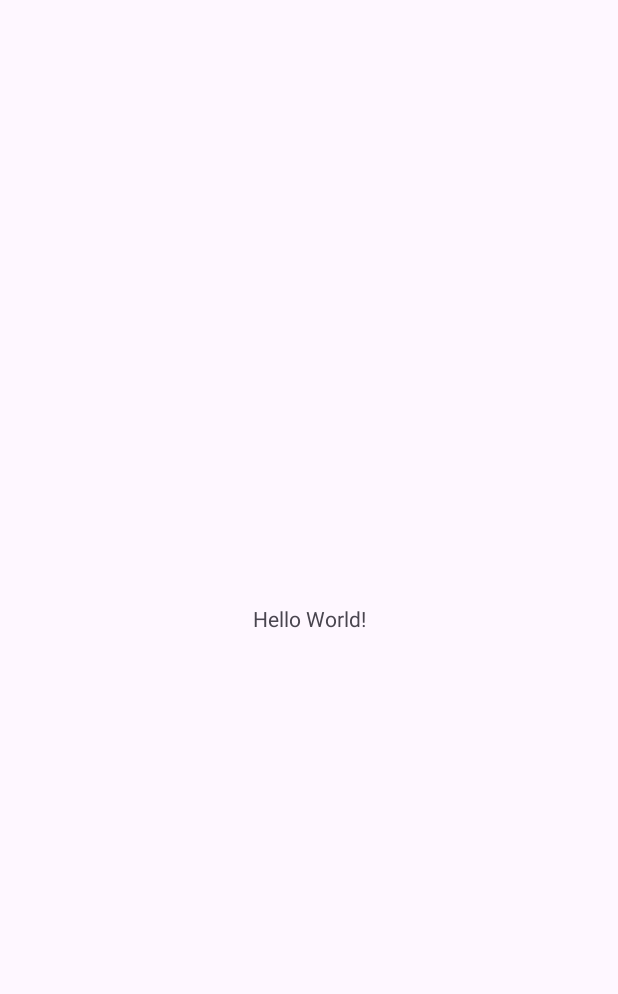
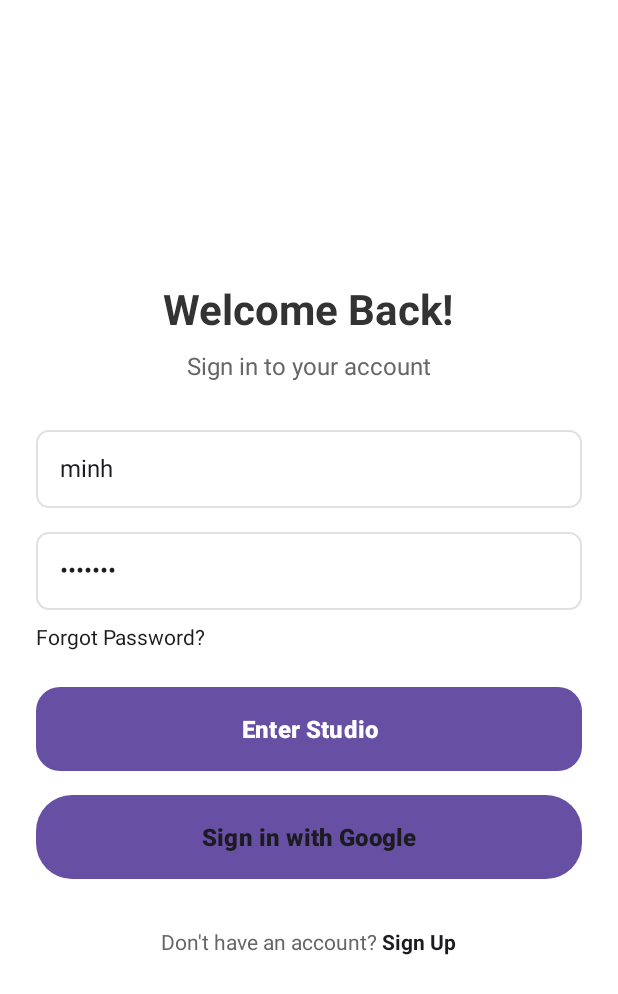
Before and after one commit to duc2292003-ops/8066819Assignment2, an Android app: the screen it shows after launch (MainActivity before the commit, LoginActivity after it), on a phone screen of 412 x 824 dp. Before the commit the part shown is almost empty. Shown: the top 994 px of the screen. Run offline under Robolectric (Android 15) with nearby library versions, the phone set to English and light mode, and no system bars; our stand-ins replace Dagger/Hilt's generated code.

Commit message:
feat: build login feature

```diff
--- /dev/null
+++ b/app/src/main/java/com/example/s8066819assignment2/LoginActivity.kt
@@ -0,0 +1,56 @@
+package com.example.s8066819assignment2
+
+import android.content.Intent
+import android.os.Bundle
+import android.widget.Button
+import android.widget.EditText
+import android.widget.Toast
+import androidx.activity.viewModels
+import androidx.appcompat.app.AppCompatActivity
+import com.example.s8066819assignment2.viewmodel.LoginViewModel
+import dagger.hilt.android.AndroidEntryPoint
+
+@AndroidEntryPoint
+class LoginActivity : AppCompatActivity() {
+
+    private val viewModel: LoginViewModel by viewModels()
+
+    override fun onCreate(savedInstanceState: Bundle?) {
+        super.onCreate(savedInstanceState)
+        setContentView(R.layout.s8066819_login)
+
+        val etUsername = findViewById<EditText>(R.id.etUsername)
+        val etPassword = findViewById<EditText>(R.id.etPassword)
+        val btnLogin = findViewById<Button>(R.id.btnLogin)
+
+        // Set giá trị mặc định
+        etUsername.setText("minh")
+        etPassword.setText("8066819")
+
+        btnLogin.setOnClickListener {
+            val username = etUsername.text.toString().trim()
+            val password = etPassword.text.toString().trim()
+
+            if (username.isEmpty() || password.isEmpty()) {
+                Toast.makeText(this, "Please enter full information", Toast.LENGTH_SHORT).show()
+                return@setOnClickListener
+            }
+
+            viewModel.login(username, password)
+        }
+
+        // Lắng nghe kết quả login
+        viewModel.loginResult.observe(this) { result ->
+            result.onSuccess { keypass ->
+                Toast.makeText(this, "Login Successfully!", Toast.LENGTH_SHORT).show()
+                val intent = Intent(this, DashboardActivity::class.java)
+                intent.putExtra("keypass", keypass)
+                startActivity(intent)
+                finish()
+            }
+            result.onFailure { exception ->
+                Toast.makeText(this, "Error: ${exception.message}", Toast.LENGTH_LONG).show()
+            }
+        }
+    }
+}
--- /dev/null
+++ b/app/src/main/java/com/example/s8066819assignment2/MyApp.kt
@@ -0,0 +1,7 @@
+package com.example.s8066819assignment2
+
+import android.app.Application
+import dagger.hilt.android.HiltAndroidApp
+
+@HiltAndroidApp
+class MyApp : Application()
--- /dev/null
+++ b/app/src/main/java/com/example/s8066819assignment2/di/AppModule.kt
@@ -0,0 +1,30 @@
+package com.example.s8066819assignment2.di
+
+import com.example.s8066819assignment2.network.ApiService
+import dagger.Module
+import dagger.Provides
+import dagger.hilt.InstallIn
+import dagger.hilt.components.SingletonComponent
+import retrofit2.Retrofit
+import retrofit2.converter.gson.GsonConverterFactory
+import javax.inject.Singleton
+
+@Module
+@InstallIn(SingletonComponent::class)
+object AppModule {
+
+    @Provides
+    @Singleton
+    fun provideRetrofit(): Retrofit {
+        return Retrofit.Builder()
+            .baseUrl("https://nit3213api.onrender.com/")
+            .addConverterFactory(GsonConverterFactory.create())
+            .build()
+    }
+
+    @Provides
+    @Singleton
+    fun provideApiService(retrofit: Retrofit): ApiService {
+        return retrofit.create(ApiService::class.java)
+    }
+}
--- /dev/null
+++ b/app/src/main/java/com/example/s8066819assignment2/model/DashboardResponse.kt
@@ -0,0 +1,6 @@
+package com.example.s8066819assignment2.model
+
+data class DashboardResponse(
+    val entities: List<Entity>,
+    val entityTotal: Int
+)
--- /dev/null
+++ b/app/src/main/java/com/example/s8066819assignment2/model/LoginRequest.kt
@@ -0,0 +1,6 @@
+package com.example.s8066819assignment2.model
+
+data class LoginRequest(
+    val username: String,
+    val password: String
+)
--- /dev/null
+++ b/app/src/main/java/com/example/s8066819assignment2/model/LoginResponse.kt
@@ -0,0 +1,5 @@
+package com.example.s8066819assignment2.model
+
+data class LoginResponse(
+    val keypass: String
+)
--- /dev/null
+++ b/app/src/main/java/com/example/s8066819assignment2/network/ApiService.kt
@@ -0,0 +1,12 @@
+package com.example.s8066819assignment2.network
+
+import com.example.s8066819assignment2.model.*
+import retrofit2.http.*
+
+interface ApiService {
+    @POST("sydney/auth")
+    suspend fun login(@Body request: LoginRequest): LoginResponse
+
+    @GET("dashboard/{keypass}")
+    suspend fun getDashboard(@Path("keypass") keypass: String): DashboardResponse
+}
--- /dev/null
+++ b/app/src/main/java/com/example/s8066819assignment2/viewmodel/LoginViewModel.kt
@@ -0,0 +1,29 @@
+package com.example.s8066819assignment2.viewmodel
+
+import androidx.lifecycle.MutableLiveData
+import androidx.lifecycle.ViewModel
+import androidx.lifecycle.viewModelScope
+import com.example.s8066819assignment2.model.LoginRequest
+import com.example.s8066819assignment2.network.ApiService
+import dagger.hilt.android.lifecycle.HiltViewModel
+import kotlinx.coroutines.launch
+import javax.inject.Inject
+
+@HiltViewModel
+class LoginViewModel @Inject constructor(
+    private val apiService: ApiService
+) : ViewModel() {
+
+    val loginResult = MutableLiveData<Result<String>>()
+
+    fun login(username: String, password: String) {
+        viewModelScope.launch {
+            try {
+                val response = apiService.login(LoginRequest(username, password))
+                loginResult.postValue(Result.success(response.keypass))
+            } catch (e: Exception) {
+                loginResult.postValue(Result.failure(e))
+            }
+        }
+    }
+}
--- /dev/null
+++ b/app/src/main/res/drawable/button_background.xml
@@ -0,0 +1,6 @@
+<?xml version="1.0" encoding="utf-8"?>
+<shape xmlns:android="http://schemas.android.com/apk/res/android"
+    android:shape="rectangle">
+    <solid android:color="#1C1B1F" />
+    <corners android:radius="16dp" />
+</shape>
--- /dev/null
+++ b/app/src/main/res/drawable/edit_text_background.xml
@@ -0,0 +1,7 @@
+<?xml version="1.0" encoding="utf-8"?>
+<shape xmlns:android="http://schemas.android.com/apk/res/android"
+    android:shape="rectangle">
+    <solid android:color="#FFFFFF" />
+    <stroke android:width="1dp" android:color="#E0E0E0" />
+    <corners android:radius="8dp" />
+</shape>
--- /dev/null
+++ b/app/src/main/res/drawable/sub_button_background.xml
@@ -0,0 +1,6 @@
+<?xml version="1.0" encoding="utf-8"?>
+<shape xmlns:android="http://schemas.android.com/apk/res/android"
+    android:shape="rectangle">
+    <solid android:color="#EFF1F5" />
+    <corners android:radius="24dp" />
+</shape>
--- /dev/null
+++ b/app/src/main/res/layout/s8066819_login.xml
@@ -0,0 +1,117 @@
+<?xml version="1.0" encoding="utf-8"?>
+<LinearLayout xmlns:android="http://schemas.android.com/apk/res/android"
+    android:layout_width="match_parent"
+    android:layout_height="match_parent"
+    android:orientation="vertical"
+    android:padding="24dp"
+    android:gravity="center"
+    android:background="#FFFFFF">
+
+    <!-- Welcome Text -->
+    <TextView
+        android:id="@+id/tvWelcome"
+        android:layout_width="wrap_content"
+        android:layout_height="wrap_content"
+        android:text="Welcome Back!"
+        android:textSize="28sp"
+        android:textStyle="bold"
+        android:textColor="#333333"
+        android:layout_marginBottom="8dp" />
+
+    <TextView
+        android:id="@+id/tvSubtitle"
+        android:layout_width="wrap_content"
+        android:layout_height="wrap_content"
+        android:text="Sign in to your account"
+        android:textSize="16sp"
+        android:textColor="#666666"
+        android:layout_marginBottom="32dp" />
+
+    <!-- Username Input -->
+    <EditText
+        android:id="@+id/etUsername"
+        android:layout_width="match_parent"
+        android:layout_height="52dp"
+        android:layout_marginBottom="16dp"
+        android:hint="Enter your email"
+        android:inputType="text"
+        android:background="@drawable/edit_text_background"
+        android:padding="16dp"
+        android:textSize="16sp" />
+
+    <!-- Password Input -->
+    <EditText
+        android:id="@+id/etPassword"
+        android:layout_width="match_parent"
+        android:layout_height="52dp"
+        android:layout_marginBottom="8dp"
+        android:hint="Enter your password"
+        android:inputType="textPassword"
+        android:background="@drawable/edit_text_background"
+        android:padding="16dp"
+        android:textSize="16sp" />
+
+    <!-- Forgot Password -->
+    <TextView
+        android:id="@+id/tvForgotPassword"
+        android:layout_width="wrap_content"
+        android:layout_height="wrap_content"
+        android:layout_gravity="start"
+        android:text="Forgot Password?"
+        android:textColor="@color/primary"
+        android:textSize="14sp"
+        android:layout_marginBottom="24dp"
+        android:clickable="true"
+        android:focusable="true" />
+
+    <!-- Login Button -->
+    <Button
+        android:id="@+id/btnLogin"
+        android:layout_width="match_parent"
+        android:layout_height="56dp"
+        android:text="Enter Studio"
+        android:textSize="16sp"
+        android:textStyle="bold"
+        android:textColor="@color/white"
+        android:background="@drawable/button_background"
+        android:layout_marginBottom="16dp" />
+
+    <Button
+        android:id="@+id/btnLoginWithGoogle"
+        android:layout_width="match_parent"
+        android:layout_height="56dp"
+        android:text="Sign in with Google"
+        android:textSize="16sp"
+        android:textStyle="bold"
+        android:textColor="@color/primary"
+        android:background="@drawable/sub_button_background"
+        android:layout_marginBottom="16dp" />
+
+    <!-- Sign Up Link -->
+    <LinearLayout
+        android:layout_width="wrap_content"
+        android:layout_height="wrap_content"
+        android:orientation="horizontal"
+        android:layout_marginTop="16dp">
+
+        <TextView
+            android:layout_width="wrap_content"
+            android:layout_height="wrap_content"
+            android:text="Don't have an account? "
+            android:textColor="#666666"
+            android:textSize="14sp" />
+
+        <TextView
+            android:id="@+id/tvSignUp"
+            android:layout_width="wrap_content"
+            android:layout_height="wrap_content"
+            android:text="Sign Up"
+            android:textColor="#1C1B1F"
+            android:textStyle="bold"
+            android:textSize="14sp"
+            android:clickable="true"
+            android:focusable="true" />
+
+    </LinearLayout>
+
+</LinearLayout>
--- a/app/src/main/res/values/colors.xml
+++ b/app/src/main/res/values/colors.xml
@@ -2,4 +2,5 @@
 <resources>
     <color name="black">#FF000000</color>
     <color name="white">#FFFFFFFF</color>
+    <color name="primary">#1C1B1F</color>
 </resources>
--- a/build.gradle.kts
+++ b/build.gradle.kts
@@ -2,4 +2,5 @@
 plugins {
     alias(libs.plugins.android.application) apply false
     alias(libs.plugins.kotlin.android) apply false
+    id("com.google.dagger.hilt.android") version "2.48" apply false
 }
```
Also changed, not shown: app/build.gradle.kts (+20 -1 lines), app/src/main/AndroidManifest.xml (+13 -3 lines), app/src/main/java/com/example/s8066819assignment2/DashboardActivity.kt (added, +11 -0 lines), app/src/main/java/com/example/s8066819assignment2/model/Entity.kt (added, +9 -0 lines), app/src/main/java/com/example/s8066819assignment2/viewmodel/DashboardViewModel.kt (added, +30 -0 lines).
